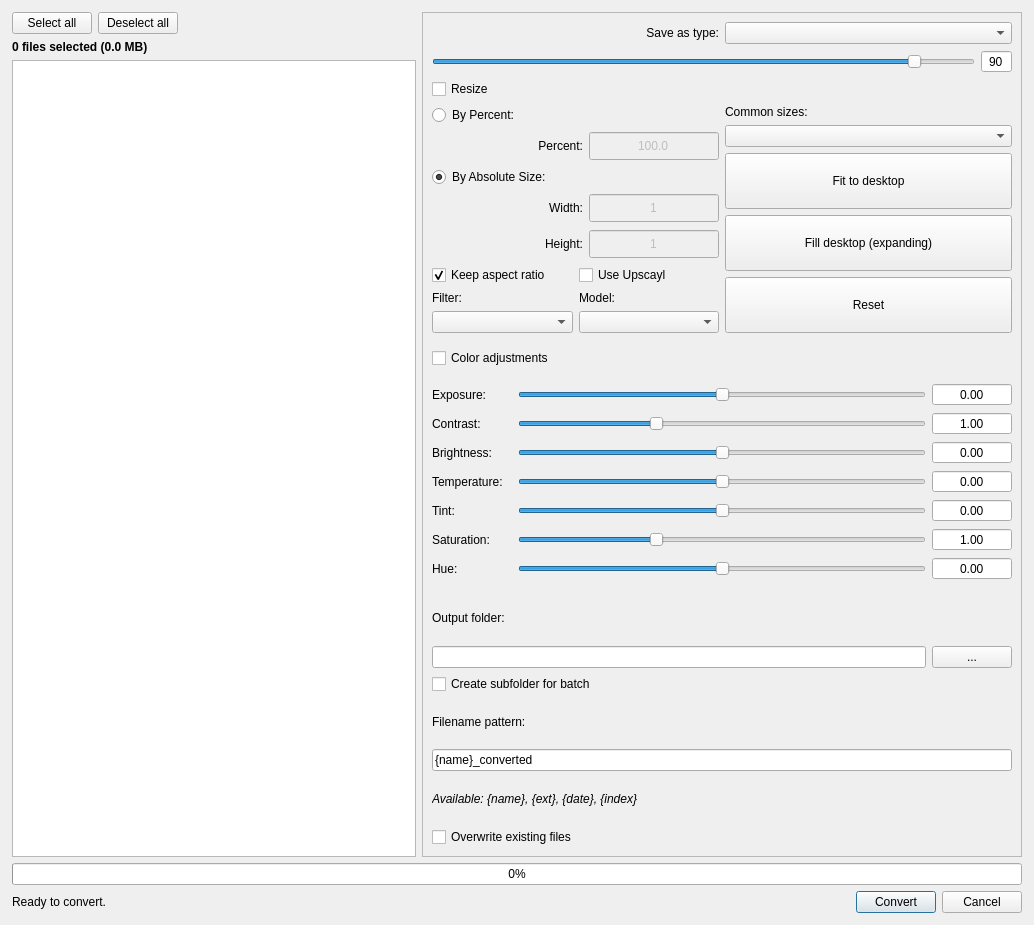
Above: qimgv/gui/dialogs/batchconverterdialog.ui from hadoooooouken/qimgv-plus before the change. Below: the same form after it.
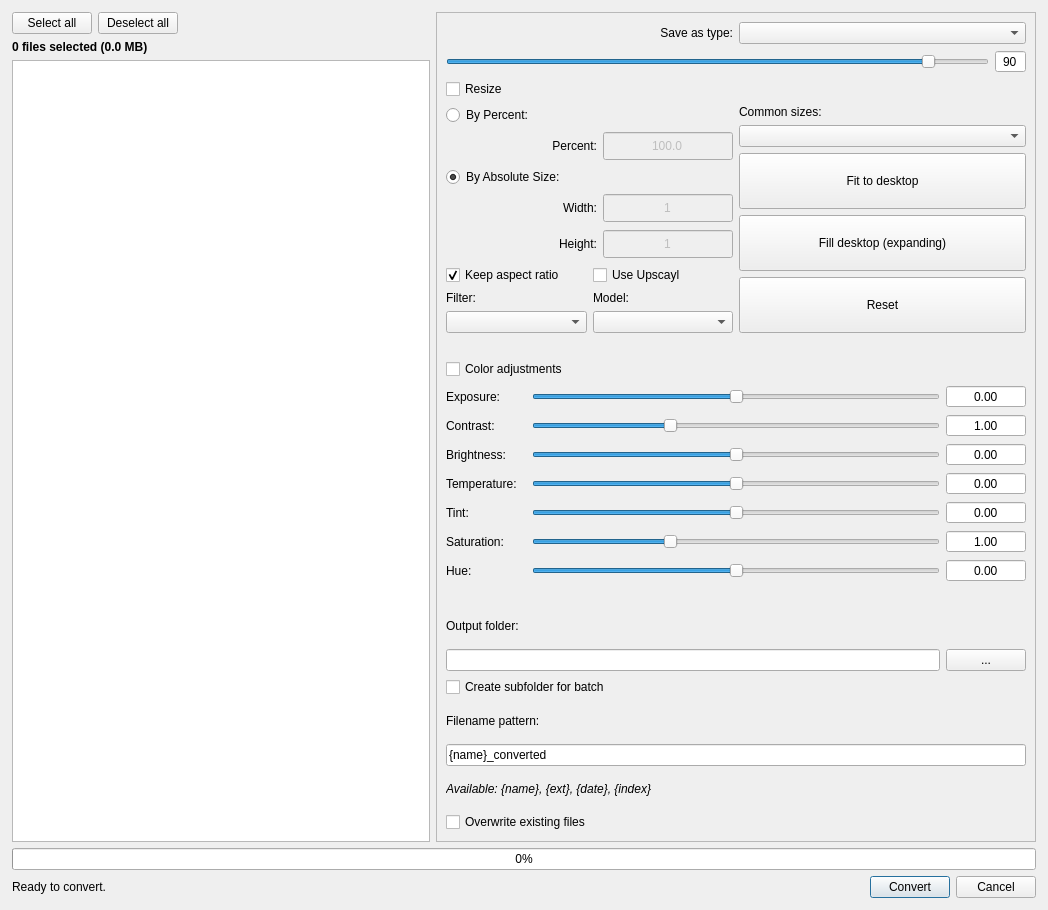
That is the form after the change.

Commit message: bc ui upd

Diff of the .ui file:
```diff
--- a/qimgv/gui/dialogs/batchconverterdialog.ui
+++ b/qimgv/gui/dialogs/batchconverterdialog.ui
@@ -6,8 +6,8 @@
    <rect>
     <x>0</x>
     <y>0</y>
-    <width>1034</width>
-    <height>925</height>
+    <width>1048</width>
+    <height>910</height>
    </rect>
   </property>
   <property name="windowTitle">
@@ -111,7 +111,7 @@
           <x>0</x>
           <y>0</y>
           <width>598</width>
-          <height>835</height>
+          <height>820</height>
          </rect>
         </property>
         <layout class="QVBoxLayout" name="verticalLayoutScroll">
@@ -586,6 +586,22 @@
            </layout>
           </widget>
          </item>
+         <item>
+          <spacer name="verticalSpacer">
+           <property name="orientation">
+            <enum>Qt::Orientation::Vertical</enum>
+           </property>
+           <property name="sizeType">
+            <enum>QSizePolicy::Policy::Fixed</enum>
+           </property>
+           <property name="sizeHint" stdset="0">
+            <size>
+             <width>20</width>
+             <height>20</height>
+            </size>
+           </property>
+          </spacer>
+         </item>
          <item>
           <widget class="QWidget" name="colorContainer" native="true">
            <layout class="QVBoxLayout" name="verticalLayoutColorContainer">
@@ -1066,6 +1082,22 @@
            </layout>
           </widget>
          </item>
+         <item>
+          <spacer name="verticalSpacer_2">
+           <property name="orientation">
+            <enum>Qt::Orientation::Vertical</enum>
+           </property>
+           <property name="sizeType">
+            <enum>QSizePolicy::Policy::Fixed</enum>
+           </property>
+           <property name="sizeHint" stdset="0">
+            <size>
+             <width>20</width>
+             <height>20</height>
+            </size>
+           </property>
+          </spacer>
+         </item>
          <item>
           <widget class="QWidget" name="outputContainer" native="true">
            <layout class="QVBoxLayout" name="verticalLayoutOutput">
```
